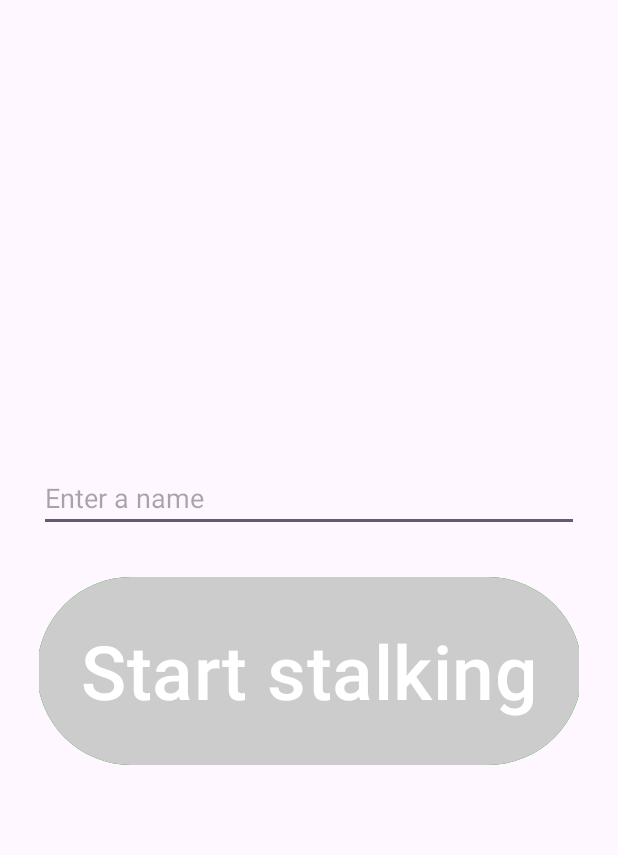
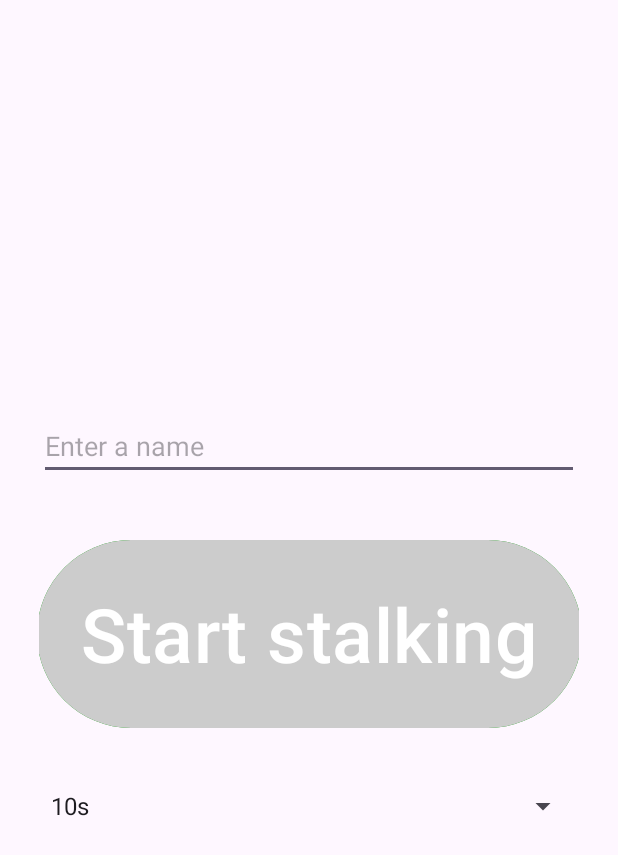
Before and after one commit to kazie/stalk-app, an Android app: the screen it shows after launch (MainActivity), on a phone screen of 412 x 824 dp. Shown: the top 855 px of the screen. Run offline under Robolectric (Android 15) with nearby library versions, the phone set to English and light mode, and no system bars.

Commit message:
feat: add interval selection for location tracking frequency
Integrated a spinner in MainActivity to select tracking intervals, with persistence using SharedPreferences. Updated LocationTrackingService to utilize the selected frequency for location requests, enhancing configurability.

```diff
--- a/app/src/main/java/se/araisan/stalk/app/LocationTrackingService.kt
+++ b/app/src/main/java/se/araisan/stalk/app/LocationTrackingService.kt
@@ -88,9 +88,11 @@ class LocationService : Service() {
         }
 
         Log.i("LocationService", "Starting location updates")
+        val sharedPreferences = getSharedPreferences("app_prefs", Context.MODE_PRIVATE)
+        val stalkFrequency = sharedPreferences.getString(APP_PREF_STALK_FREQ, "10s") ?: return
         val locationRequest =
-            LocationRequest.Builder(Priority.PRIORITY_BALANCED_POWER_ACCURACY, Duration.ofSeconds(10).toMillis())
-                .setMinUpdateIntervalMillis(Duration.ofSeconds(5).toMillis())
+            LocationRequest.Builder(Priority.PRIORITY_BALANCED_POWER_ACCURACY, stalkFrequency.asDuration().toMillis())
+                .setMinUpdateIntervalMillis(Duration.ofSeconds(1).toMillis())
                 .build()
         fusedLocationClient.requestLocationUpdates(locationRequest, locationCallback, mainLooper)
             .addOnFailureListener { e ->
@@ -104,7 +106,7 @@ class LocationService : Service() {
         val latitude = location.latitude
         val longitude = location.longitude
         val sharedPreferences = getSharedPreferences("app_prefs", Context.MODE_PRIVATE)
-        val stalkVictim = sharedPreferences.getString("user_name", null) ?: return
+        val stalkVictim = sharedPreferences.getString(APP_PREF_USER_NAME, null) ?: return
         val payload = """
             {
                 "name": "$stalkVictim",
@@ -153,3 +155,11 @@ class LocationService : Service() {
         return null
     }
 }
+
+private fun String.asDuration() = when(this) {
+    "1s" -> Duration.ofSeconds(1)
+    "5s" -> Duration.ofSeconds(5)
+    "10s" -> Duration.ofSeconds(10)
+    "30s" -> Duration.ofSeconds(30)
+    else -> Duration.ofSeconds(10)
+}
--- a/app/src/main/java/se/araisan/stalk/app/MainActivity.kt
+++ b/app/src/main/java/se/araisan/stalk/app/MainActivity.kt
@@ -8,13 +8,21 @@ import android.os.Bundle
 import android.text.Editable
 import android.text.TextWatcher
 import android.util.Log
+import android.view.View
+import android.widget.AdapterView
+import android.widget.ArrayAdapter
 import android.widget.Button
 import android.widget.EditText
+import android.widget.Spinner
 import androidx.activity.enableEdgeToEdge
 import androidx.activity.result.contract.ActivityResultContracts
 import androidx.appcompat.app.AppCompatActivity
 import androidx.core.app.ActivityCompat
+import androidx.core.content.edit
 import androidx.core.graphics.toColorInt
+
+const val APP_PREF_STALK_FREQ = "stalk_frequency"
+const val APP_PREF_USER_NAME = "user_name"
 
 class MainActivity : AppCompatActivity() {
 
@@ -55,6 +63,29 @@ class MainActivity : AppCompatActivity() {
         // Set the content view to the layout XML file
         setContentView(R.layout.activity_main)
 
+        val intervalSpinner: Spinner = findViewById(R.id.intervalSpinner)
+        // Create an ArrayAdapter using the string array and a simple spinner layout
+        ArrayAdapter.createFromResource(
+            this,
+            R.array.time_intervals,
+            android.R.layout.simple_spinner_item
+        ).also { adapter ->
+            // Specify the layout to use when the list of choices appears
+            adapter.setDropDownViewResource(android.R.layout.simple_spinner_dropdown_item)
+            intervalSpinner.adapter = adapter
+        }
+        // Set a listener to capture selected values and save them in SharedPreferences
+        createSpinnerListener(intervalSpinner)
+        val savedInterval = getFrequency()
+        val items = resources.getStringArray(R.array.time_intervals)
+        val savedPosition = items.indexOf(savedInterval)
+        if (savedPosition >= 0) {
+            intervalSpinner.setSelection(savedPosition)
+        }
+
+
+
+
         nameEditText = findViewById(R.id.nameEditText)
         toggleButton = findViewById(R.id.start_button)
 
@@ -75,6 +106,27 @@ class MainActivity : AppCompatActivity() {
             buttonClickListener(toggleButton)
         }
 
+    }
+
+    private fun createSpinnerListener(intervalSpinner: Spinner) {
+        intervalSpinner.onItemSelectedListener = object : AdapterView.OnItemSelectedListener {
+            override fun onItemSelected(
+                parent: AdapterView<*>,
+                view: View?,
+                position: Int,
+                id: Long
+            ) {
+                // Get the selected value
+                val selectedInterval = parent.getItemAtPosition(position).toString()
+
+                // Save the selected interval into SharedPreferences
+                saveFrequency(selectedInterval)
+            }
+
+            override fun onNothingSelected(parent: AdapterView<*>) {
+                // Handle the case where no selection is made (optional)
+            }
+        }
     }
 
     private fun createTextWatcher() = object : TextWatcher {
@@ -142,16 +194,30 @@ class MainActivity : AppCompatActivity() {
     private fun saveName(name: String?) {
         if(name == null) return
         val sharedPreferences = getSharedPreferences("app_prefs", Context.MODE_PRIVATE)
-        with(sharedPreferences.edit()) {
-            putString("user_name", name)
-            apply()
+        sharedPreferences.edit {
+            putString(APP_PREF_USER_NAME, name)
         }
     }
 
     // Helper method to retrieve the saved name
     private fun getSavedName(): String {
         val sharedPreferences = getSharedPreferences("app_prefs", Context.MODE_PRIVATE)
-        return sharedPreferences.getString("user_name", "") ?: ""
+        return sharedPreferences.getString(APP_PREF_USER_NAME, "") ?: ""
+    }
+
+    // Helper method to save the frequency input into SharedPreferences
+    private fun saveFrequency(name: String?) {
+        if(name == null) return
+        val sharedPreferences = getSharedPreferences(APP_PREF_STALK_FREQ, Context.MODE_PRIVATE)
+        sharedPreferences.edit {
+            putString(APP_PREF_STALK_FREQ, name)
+        }
+    }
+
+    // Helper method to retrieve the saved frequency
+    private fun getFrequency(): String {
+        val sharedPreferences = getSharedPreferences(APP_PREF_STALK_FREQ, Context.MODE_PRIVATE)
+        return sharedPreferences.getString(APP_PREF_STALK_FREQ, "10s") ?: "10s"
     }
 
 
--- a/app/src/main/res/layout/activity_main.xml
+++ b/app/src/main/res/layout/activity_main.xml
@@ -15,7 +15,7 @@
         android:hint="Enter a name"
         android:inputType="text"
         android:importantForAccessibility="yes"
-        android:layout_marginBottom="26dp"/>
+        android:layout_marginBottom="36dp"/>
 
     <!-- Start Button -->
     <Button
@@ -25,8 +25,16 @@
         android:text="Start stalking"
         android:textSize="50sp"
         android:backgroundTint="#009900"
-        android:textColor="@color/white"
-/>
+        android:textColor="@color/white" />
+
+    <!-- Spinner for time intervals -->
+    <Spinner
+        android:id="@+id/intervalSpinner"
+        android:layout_width="match_parent"
+        android:layout_height="wrap_content"
+        android:layout_marginTop="36dp" />
+
+    />
 
 
 </LinearLayout>
--- a/app/src/main/res/values/strings.xml
+++ b/app/src/main/res/values/strings.xml
@@ -1,3 +1,11 @@
 <resources>
     <string name="app_name">Stalk App</string>
+    <!-- Other strings -->
+    <string-array name="time_intervals">
+        <item>1s</item>
+        <item>5s</item>
+        <item>10s</item>
+        <item>30s</item>
+    </string-array>
+
 </resources>
```
